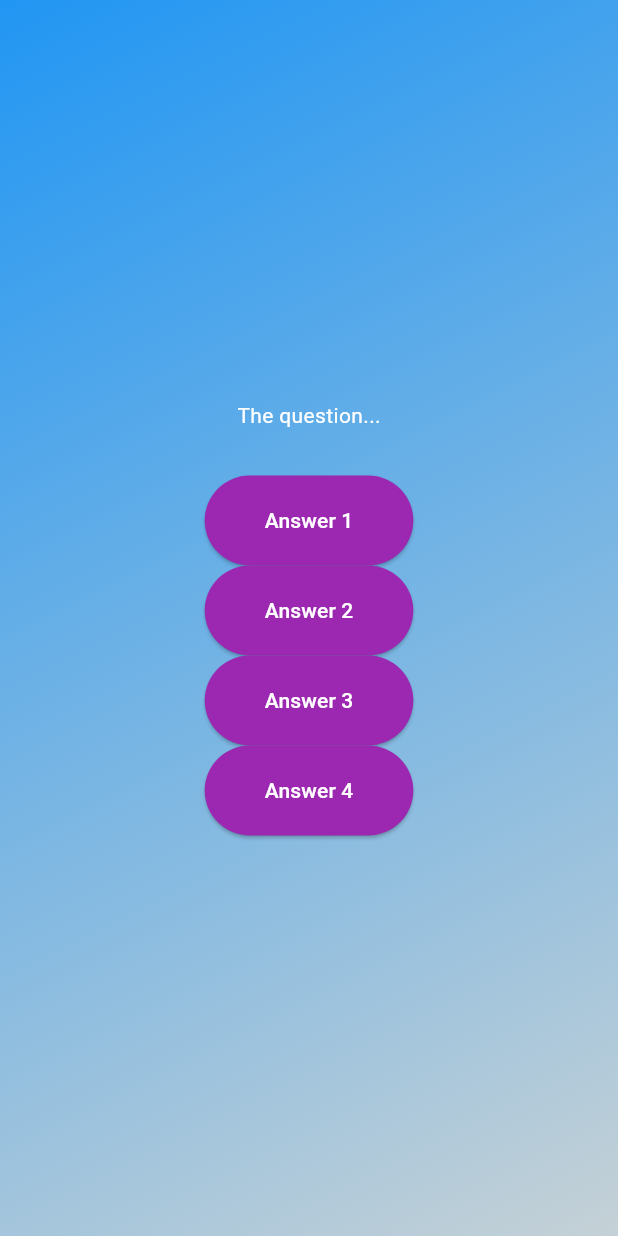
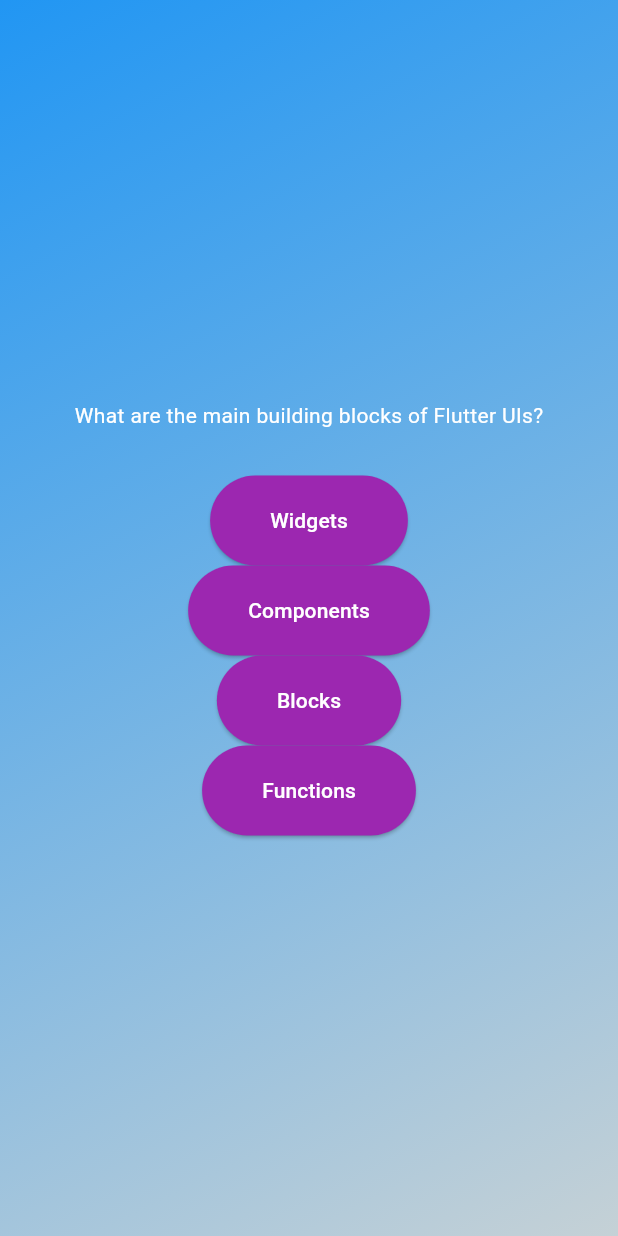
Before and after one commit to maonyanta/udemy-quiz-app, a Flutter app: the screen it shows after launch, after a tap on "Start Quiz", on a phone screen of 412 x 824 dp. Run offline on Flutter 3.47's test engine with Material 3 defaults, Android fonts, the light colour scheme and no system bars.

Commit message:
70. insert question and answers data

```diff
--- a/lib/questions_screen.dart
+++ b/lib/questions_screen.dart
@@ -1,5 +1,6 @@
 import 'package:flutter/material.dart';
 import 'package:udemy_quiz_app/answer_button.dart';
+import 'package:udemy_quiz_app/data/questions.dart';
 
 class QuestionsScreen extends StatefulWidget {
   const QuestionsScreen({super.key});
@@ -13,32 +14,34 @@
 class _QuestionsScreenState extends State<QuestionsScreen> {
   @override
   Widget build(context) {
+    final currentQuestion = questions[0];
+
     return SizedBox(
       width: double.infinity,
       child: Column(
         mainAxisAlignment: MainAxisAlignment.center,
         children: [
-          const Text(
-            'The question...',
-            style: TextStyle(
+          Text(
+            currentQuestion.text,
+            style: const TextStyle(
               color: Colors.white,
             ),
           ),
           const SizedBox(height: 30),
           AnswerButton(
-            answerText: 'Answer 1',
+            answerText: currentQuestion.answers[0],
             onTap: () {},
           ),
           AnswerButton(
-            answerText: 'Answer 2',
+            answerText: currentQuestion.answers[1],
             onTap: () {},
           ),
           AnswerButton(
-            answerText: 'Answer 3',
+            answerText: currentQuestion.answers[2],
             onTap: () {},
           ),
           AnswerButton(
-            answerText: 'Answer 4',
+            answerText: currentQuestion.answers[3],
             onTap: () {},
           ),
         ],
```
